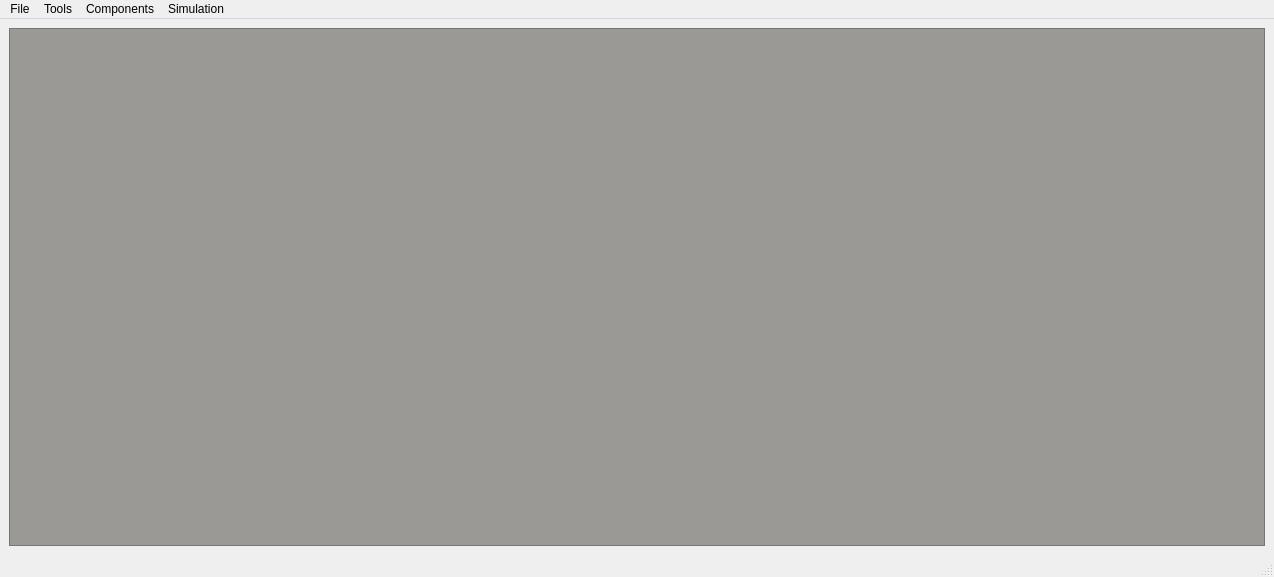
The window that ui/main_window.ui (notTypecast/LogicSim) describes before a commit, drawn with Qt 5.
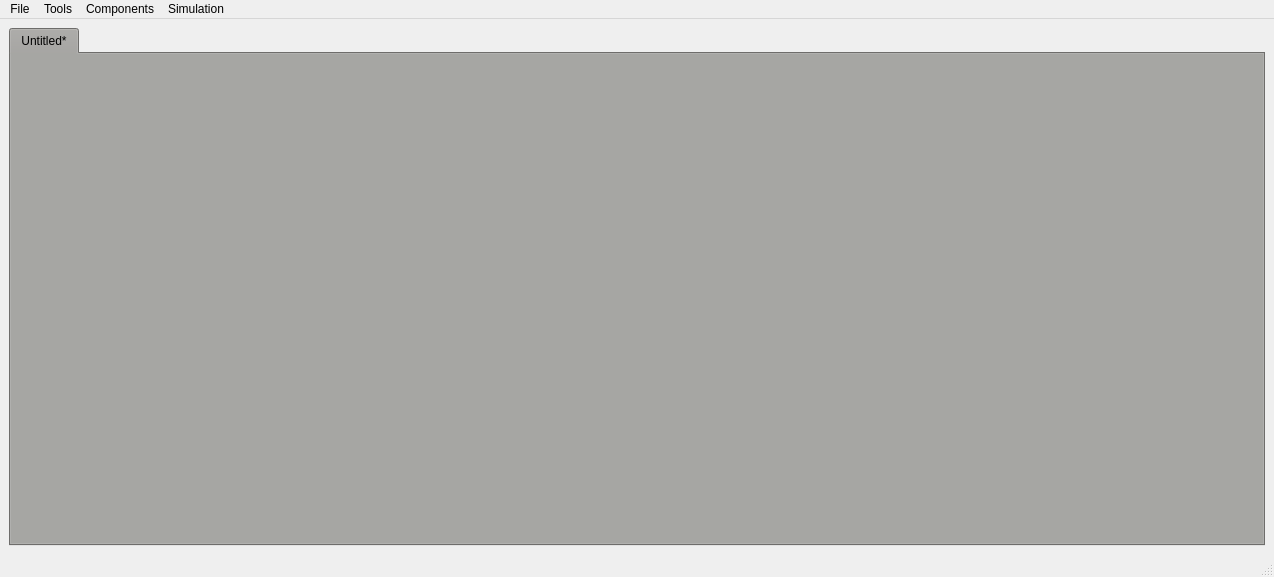
The same window after the commit. Custom widgets are drawn as their Qt base class.

Commit message: Generalized Properties class, added property menu for simulation with frequency, added tabs for multiple design areas

The edit to the form file:
```diff
--- a/ui/main_window.ui
+++ b/ui/main_window.ui
@@ -16,7 +16,7 @@
   <widget class="QWidget" name="centralwidget">
    <layout class="QHBoxLayout" name="horizontalLayout">
     <item>
-     <widget class="logicsim::gui::DesignArea" name="designArea">
+     <widget class="logicsim::gui::TabHandler" name="tabHandler">
       <property name="palette">
        <palette>
         <active>
@@ -459,21 +459,13 @@
         </disabled>
        </palette>
       </property>
-      <property name="autoFillBackground">
-       <bool>false</bool>
+      <property name="currentIndex">
+       <number>0</number>
       </property>
-      <property name="widgetResizable">
-       <bool>true</bool>
-      </property>
-      <widget class="QWidget" name="scrollAreaWidgetContents">
-       <property name="geometry">
-        <rect>
-         <x>0</x>
-         <y>0</y>
-         <width>1254</width>
-         <height>513</height>
-        </rect>
-       </property>
+      <widget class="QWidget" name="tab_1">
+       <attribute name="title">
+        <string>Untitled*</string>
+       </attribute>
       </widget>
      </widget>
     </item>
@@ -854,9 +846,9 @@
  </widget>
  <customwidgets>
   <customwidget>
-   <class>logicsim::gui::DesignArea</class>
-   <extends>QScrollArea</extends>
-   <header>include/gui/design_area.hpp</header>
+   <class>logicsim::gui::TabHandler</class>
+   <extends>QTabWidget</extends>
+   <header>include/gui/tab_handler.hpp</header>
    <container>1</container>
   </customwidget>
  </customwidgets>
```
Left out of the diff: 10 changed lines with no effect on the pictures. The commit also changes 18 other files.
